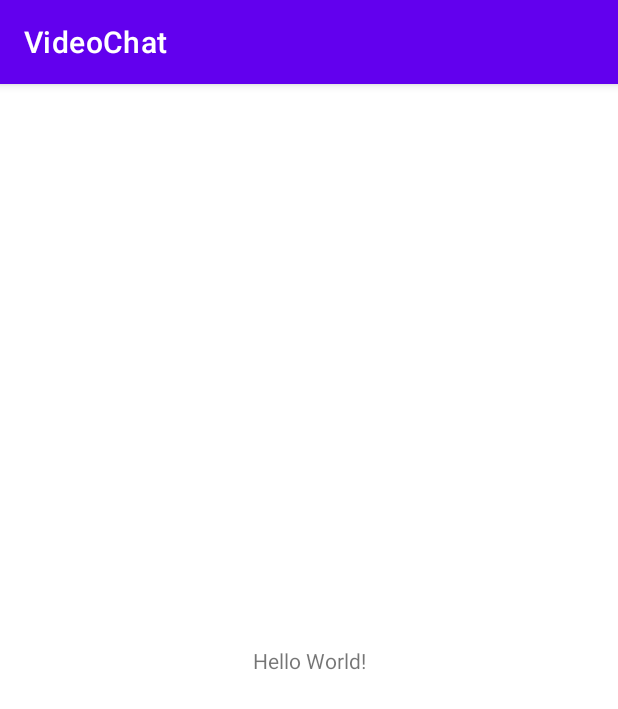
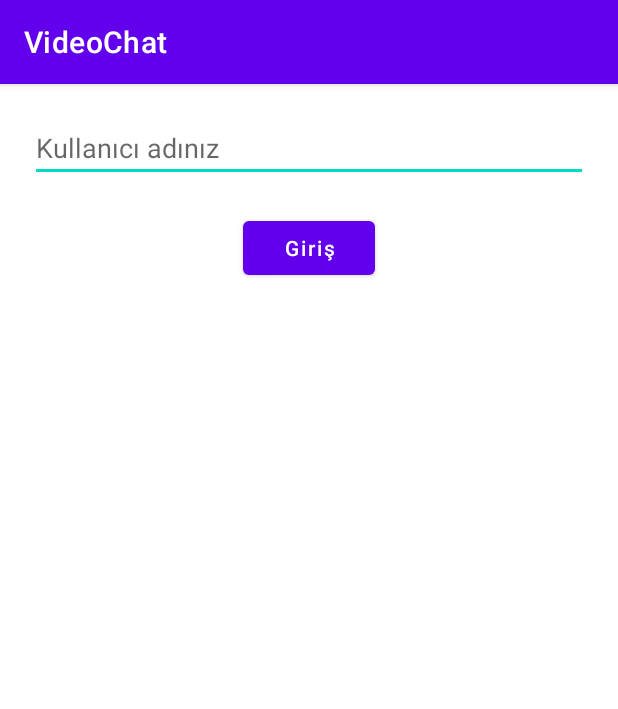
Before and after one commit to sayarali/VideoChat, an Android app: the screen it shows after launch (MainActivity), on a phone screen of 412 x 824 dp. Shown: the top 709 px of the screen. Run offline under Robolectric (Android 15) with nearby library versions, the phone set to English and light mode, and no system bars.

Commit message:
giriş activity

```diff
--- a/app/src/main/res/layout/activity_main.xml
+++ b/app/src/main/res/layout/activity_main.xml
@@ -1,18 +1,31 @@
 <?xml version="1.0" encoding="utf-8"?>
-<androidx.constraintlayout.widget.ConstraintLayout xmlns:android="http://schemas.android.com/apk/res/android"
+<androidx.constraintlayout.widget.ConstraintLayout
+    xmlns:android="http://schemas.android.com/apk/res/android"
     xmlns:app="http://schemas.android.com/apk/res-auto"
     xmlns:tools="http://schemas.android.com/tools"
     android:layout_width="match_parent"
     android:layout_height="match_parent"
+    android:padding="20dp"
     tools:context=".MainActivity">
 
-    <TextView
-        android:layout_width="wrap_content"
+    <EditText
+        android:id="@+id/username"
+        android:layout_width="match_parent"
         android:layout_height="wrap_content"
-        android:text="Hello World!"
-        app:layout_constraintBottom_toBottomOf="parent"
+        android:hint="Kullanıcı adınız"
         app:layout_constraintEnd_toEndOf="parent"
         app:layout_constraintStart_toStartOf="parent"
         app:layout_constraintTop_toTopOf="parent" />
 
+    <Button
+        android:id="@+id/username_button"
+        android:layout_width="wrap_content"
+        android:layout_height="wrap_content"
+        android:layout_margin="20dp"
+        android:text="Giriş"
+        android:textAllCaps="false"
+        app:layout_constraintEnd_toEndOf="parent"
+        app:layout_constraintStart_toStartOf="parent"
+        app:layout_constraintTop_toBottomOf="@+id/username" />
+
 </androidx.constraintlayout.widget.ConstraintLayout>
```
